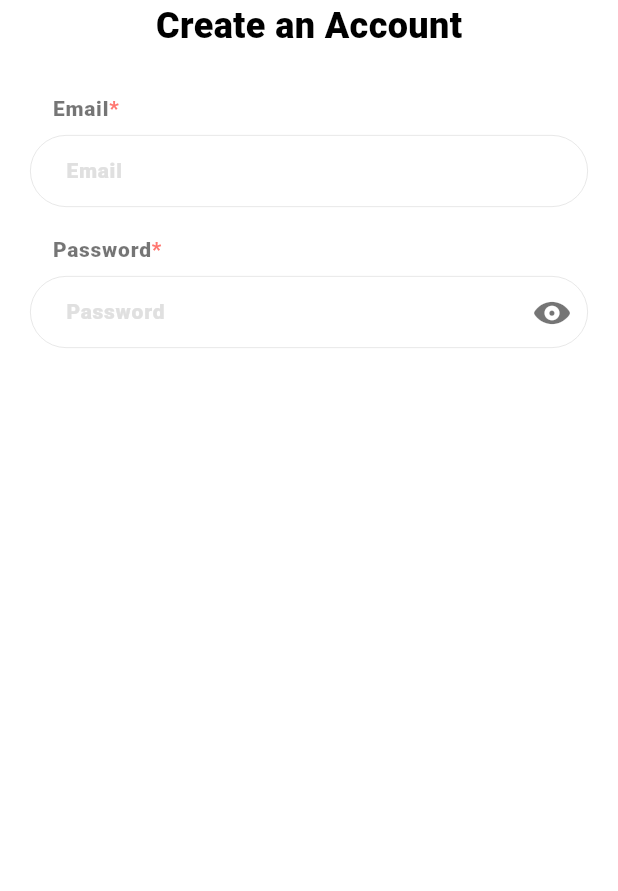
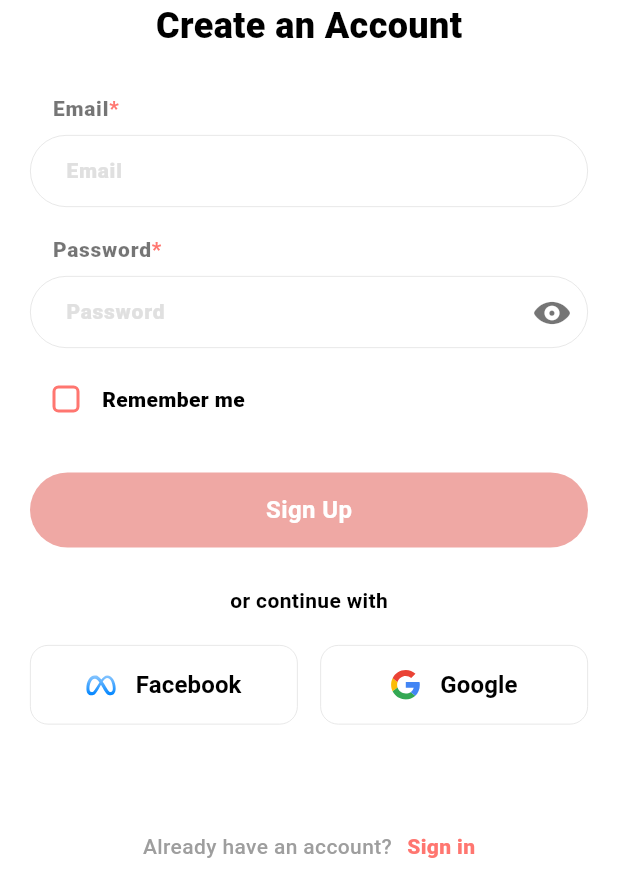
Before and after one commit to Aman-Singh-Rawat/news-app, a Flutter app: the screen it shows after launch, on a phone screen of 412 x 824 dp, the part 345-1236 px from its top. Run offline on Flutter 3.47's test engine with Material 3 defaults, Android fonts, the phone set to English and light mode, and no system bars; our stand-ins replace flutter_svg, google_fonts.

Commit message:
complete signup screen

```diff
--- a/lib/main.dart
+++ b/lib/main.dart
@@ -24,6 +24,9 @@ class NewsApp extends StatelessWidget {
       debugShowCheckedModeBanner: false,
       title: 'Flutter Demo',
       theme: ThemeData(
+        checkboxTheme: CheckboxThemeData(
+          side: BorderSide(color: primaryColor, width: 2),
+        ),
         useMaterial3: true,
         primaryColor: primaryColor,
         textTheme: GoogleFonts.robotoTextTheme(),
--- a/lib/screen/auth/signup_screen.dart
+++ b/lib/screen/auth/signup_screen.dart
@@ -2,25 +2,69 @@ import 'package:flutter/cupertino.dart';
 import 'package:flutter/material.dart';
 import 'package:flutter_svg/svg.dart';
 import 'package:news_app/main.dart';
+import 'package:news_app/utils/colors.dart';
+import 'package:news_app/widgets/CustomButton.dart';
+import 'package:news_app/widgets/social_media_button.dart';
 
 import '../../widgets/edit_text_with_title.dart';
 
-class SignupScreen extends StatelessWidget {
-  SignupScreen({super.key});
+class SignupScreen extends StatefulWidget {
+  const SignupScreen({super.key});
 
+  @override
+  State<SignupScreen> createState() => _SignupScreenState();
+}
+
+class _SignupScreenState extends State<SignupScreen> {
+  final TextEditingController _emailController = TextEditingController();
+  final TextEditingController _passwordController = TextEditingController();
+  bool _isRemember = false;
+  bool _isTextEmpty = true;
 
   final GlobalKey _formKey = GlobalKey<FormFieldState>();
 
   @override
+  void initState() {
+    _emailController.addListener(() {
+      setState(() {});
+    });
+    _passwordController.addListener(() {
+      setState(() {});
+    });
+    super.initState();
+  }
+
+  @override
+  void dispose() {
+    _emailController.dispose();
+    _passwordController.dispose();
+    super.dispose();
+  }
+
+  @override
   Widget build(BuildContext context) {
+    _isTextEmpty =
+        _emailController.text.trim().toString().isEmpty ||
+        _passwordController.text.trim().toString().isEmpty;
+
     return Scaffold(
-      body: Padding(
+      body: SingleChildScrollView(
+        child: LayoutBuilder(
+          builder: (context, constraints) {
+            return SingleChildScrollView(
+              child: ConstrainedBox(
+                constraints: BoxConstraints(minHeight: constraints.minHeight),
+                child: IntrinsicHeight(
+                  child: Padding(
                     padding: const EdgeInsets.symmetric(horizontal: 20),
                     child: Column(
                       crossAxisAlignment: CrossAxisAlignment.start,
                       children: [
                         Center(
-              child: Image.asset("assets/images/img_app_logo.png", width: 230),
+                          child: Image.asset(
+                            "assets/images/img_app_logo.png",
+                            width: 230,
+                          ),
                         ),
                         Center(
                           child: Text(
@@ -35,17 +79,105 @@ class SignupScreen extends StatelessWidget {
                         const SizedBox(height: 30),
                         EditTextWithTitle(
                           textTitle: "Email",
-              textEditingController: TextEditingController(),
+                          textEditingController: _emailController,
                           textInputType: TextInputType.emailAddress,
                         ),
                         const SizedBox(height: 20),
                         EditTextWithTitle(
                           textTitle: "Password",
-              textEditingController: TextEditingController(),
+                          textEditingController: _passwordController,
                           textInputType: TextInputType.visiblePassword,
                         ),
-            const SizedBox(height: 10,),
+                        const SizedBox(height: 10),
+                        Row(
+                          crossAxisAlignment: CrossAxisAlignment.center,
+                          children: [
+                            Checkbox(
+                              shape: RoundedRectangleBorder(
+                                borderRadius: BorderRadius.circular(4),
+                              ),
+                              value: _isRemember,
+                              onChanged: (value) {
+                                _isRemember = value ?? false;
+                                setState(() {});
+                              },
+                            ),
+                            Text(
+                              "Remember me",
+                              style: TextStyle(
+                                color: Colors.black,
+                                fontWeight: FontWeight.w900,
+                              ),
+                            ),
                           ],
+                        ),
+                        customButton(
+                          buttonName: "Sign Up",
+                          color: _isTextEmpty ? lightRose : primaryColor,
+                          onClick: () {},
+                        ),
+                        Center(
+                          child: Text(
+                            "or continue with",
+                            style: TextStyle(
+                              color: Colors.black,
+                              fontWeight: FontWeight.w600,
+                            ),
+                          ),
+                        ),
+                        const SizedBox(height: 20),
+                        Row(
+                          children: [
+                            Expanded(
+                              child: SocialMediaButton(
+                                buttonName: "Facebook",
+                                buttonIcon: "assets/images/ic_facebook.svg",
+                              ),
+                            ),
+                            const SizedBox(width: 15),
+                            Expanded(
+                              child: SocialMediaButton(
+                                buttonName: "Google",
+                                buttonIcon: "assets/images/ic_google.svg",
+                              ),
+                            ),
+                          ],
+                        ),
+                        Expanded(
+                          child: Positioned(
+                            bottom: 0,
+                            child: Row(
+                              mainAxisAlignment: MainAxisAlignment.center,
+                              children: [
+                                Text(
+                                  "Already have an account?",
+                                  style: TextStyle(
+                                    color: Colors.grey,
+                                    fontWeight: FontWeight.w500,
+                                  ),
+                                ),
+                                const SizedBox(width: 10),
+                                InkWell(
+                                  onTap: () {},
+                                  child: Text(
+                                    "Sign in",
+                                    style: TextStyle(
+                                      color: primaryColor,
+                                      fontWeight: FontWeight.w900,
+                                    ),
+                                  ),
+                                ),
+                              ],
+                            ),
+                          ),
+                        ),
+                      ],
+                    ),
+                  ),
+                ),
+              ),
+            );
+          },
         ),
       ),
     );
--- a/lib/screen/onboarding/onboarding_screen.dart
+++ b/lib/screen/onboarding/onboarding_screen.dart
@@ -176,6 +176,7 @@ class _OnboardingScreen extends State<OnboardingScreen> {
                   ),
                 ),
                 customButton(
+                  buttonName: "Next",
                   color: primaryColor,
                   margin: 20,
                   onClick: () {
--- /dev/null
+++ b/lib/utils/colors.dart
@@ -0,0 +1,3 @@
+import 'dart:ui';
+
+const lightRose = Color(0xFFEFA8A4);
--- a/lib/widgets/CustomButton.dart
+++ b/lib/widgets/CustomButton.dart
@@ -4,21 +4,24 @@ import 'package:flutter/material.dart';
 Widget customButton({
   required Color color,
   double? margin,
+  required String buttonName,
   required VoidCallback onClick,
 }) {
-  return InkWell(
+  return Container(
+    margin: EdgeInsets.symmetric(horizontal: margin ?? 0, vertical: 25),
+    child: InkWell(
+      borderRadius: BorderRadius.circular(30),
       onTap: onClick,
       child: Container(
         height: 50,
         width: double.maxFinite,
-      margin: EdgeInsets.symmetric(horizontal: margin ?? 0, vertical: 25),
         decoration: BoxDecoration(
           color: color,
           borderRadius: BorderRadius.circular(30),
         ),
         child: Center(
           child: Text(
-          "Next",
+            buttonName,
             style: TextStyle(
               fontSize: 16,
               color: Colors.white,
@@ -27,5 +30,6 @@ Widget customButton({
           ),
         ),
       ),
+    ),
   );
 }
--- /dev/null
+++ b/lib/widgets/social_media_button.dart
@@ -0,0 +1,48 @@
+import 'package:flutter/cupertino.dart';
+import 'package:flutter/material.dart';
+import 'package:flutter_svg/svg.dart';
+
+class SocialMediaButton extends StatelessWidget {
+  const SocialMediaButton({
+    super.key,
+    required this.buttonName,
+    required this.buttonIcon,
+  });
+
+  final String buttonName;
+  final String buttonIcon;
+
+  @override
+  Widget build(BuildContext context) {
+    return OutlinedButton.icon(
+      style: ButtonStyle(
+        padding: WidgetStatePropertyAll(
+          const EdgeInsets.symmetric(horizontal: 10, vertical: 15),
+        ),
+        side: WidgetStatePropertyAll(
+          BorderSide(color: Colors.grey.shade300, width: 0.5),
+        ),
+        shape: WidgetStatePropertyAll(
+          RoundedRectangleBorder(borderRadius: BorderRadius.circular(12)),
+        ),
+      ),
+      label: Text(
+        buttonName,
+        style: TextStyle(
+          color: Colors.black,
+          fontWeight: FontWeight.bold,
+          fontSize: 16,
+        ),
+      ),
+      onPressed: () {},
+      icon: Padding(
+        padding: const EdgeInsets.only(right: 5),
+        child: SvgPicture.asset(
+          buttonIcon,
+          width: 20,
+          height: 20,
+        ),
+      ),
+    );
+  }
+}
```
Also changed, not shown: assets/images/ic_facebook.svg (added), assets/images/ic_google.svg (added), lib/utils/constant.dart (added). Lines whose indentation alone changed are shown as unchanged.
